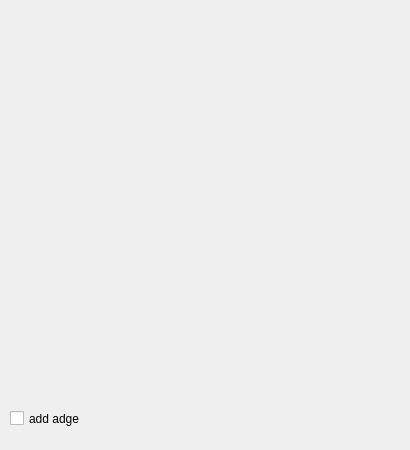
This is animetionEditor/mainwindow.ui in Stals/animationEditor as Qt 5 draws it before an edit. The edited form follows.
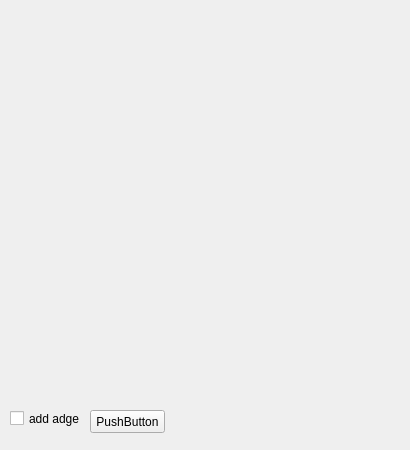
This is the edited form.

What changed in the file:
```diff
--- a/animetionEditor/mainwindow.ui
+++ b/animetionEditor/mainwindow.ui
@@ -39,6 +39,19 @@
      <string>add adges</string>
     </property>
    </widget>
+   <widget class="QPushButton" name="pushButton">
+    <property name="geometry">
+     <rect>
+      <x>90</x>
+      <y>410</y>
+      <width>75</width>
+      <height>23</height>
+     </rect>
+    </property>
+    <property name="text">
+     <string>PushButton</string>
+    </property>
+   </widget>
   </widget>
   <widget class="QMenuBar" name="menuBar">
    <property name="geometry">
```
